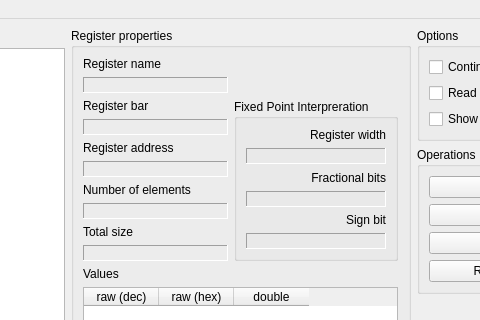
Qt form QtHardMonForm.ui (ChimeraTK/QtHardMon) before a commit; both pictures show x 430 to 910 and y 0 to 320 of the 1044 by 623 pixel window.
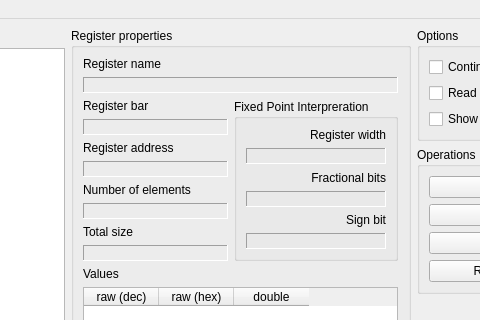
The same form after that commit.

Commit message: resoved issue #1200: improved display of long register names

The edit to the form file:
```diff
--- a/QtHardMonForm.ui
+++ b/QtHardMonForm.ui
@@ -342,25 +342,6 @@
            </column>
           </widget>
          </item>
-         <item row="1" column="0">
-          <widget class="QLabel" name="registerNameDisplay">
-           <property name="enabled">
-            <bool>true</bool>
-           </property>
-           <property name="layoutDirection">
-            <enum>Qt::LeftToRight</enum>
-           </property>
-           <property name="frameShape">
-            <enum>QFrame::Panel</enum>
-           </property>
-           <property name="frameShadow">
-            <enum>QFrame::Sunken</enum>
-           </property>
-           <property name="text">
-            <string/>
-           </property>
-          </widget>
-         </item>
          <item row="9" column="0">
           <widget class="QLabel" name="registerSizeDisplay">
            <property name="frameShape">
@@ -503,6 +484,25 @@
            </layout>
           </widget>
          </item>
+         <item row="1" column="0" colspan="2">
+          <widget class="QLabel" name="registerNameDisplay">
+           <property name="enabled">
+            <bool>true</bool>
+           </property>
+           <property name="layoutDirection">
+            <enum>Qt::LeftToRight</enum>
+           </property>
+           <property name="frameShape">
+            <enum>QFrame::Panel</enum>
+           </property>
+           <property name="frameShadow">
+            <enum>QFrame::Sunken</enum>
+           </property>
+           <property name="text">
+            <string/>
+           </property>
+          </widget>
+         </item>
         </layout>
        </widget>
       </item>
```
